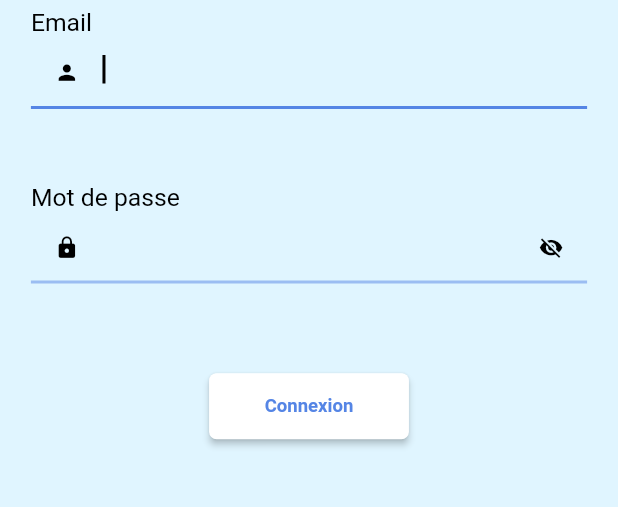
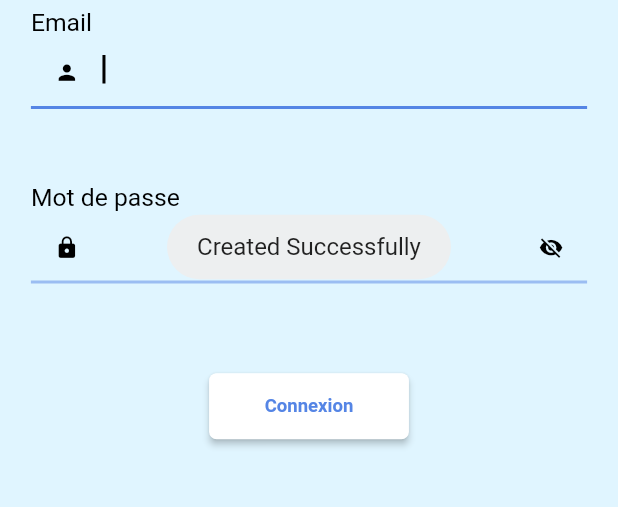
Before and after one commit to QonvexTech/obrero_web, a Flutter app: the EmployeeAdd widget shown alone on an empty page, opened directly, scrolled down 161 dp, after a tap on "Créer", on a phone screen of 412 x 824 dp, the part 371-878 px from its top. Run offline on Flutter 3.47's test engine with Material 2 defaults, Android fonts, the phone set to English and light mode, and no system bars; our stand-ins replace cloud_firestore, date_picker_timeline, dotted_border, email_validator, file_picker, firebase_core and 11 more; missing offline and left inert: adaptive_container, address_search_field, flutter_google_places, geocode, google_maps_webservice, jumping_dot and 1 more; accounts and stored records are empty; network calls fail; Roboto replaces fonts that are missing (Poppins).

Commit message:
promped added when creating employee, project, client

```diff
--- a/lib/config/global.dart
+++ b/lib/config/global.dart
@@ -16,7 +16,6 @@ const String add_token = "$api/add_my_token";
 const String message_history = "$api/messaging/my_sentbox";
 const String add_warning = "$api/project/warning/create";
 const String update_color_name = "$api/colors/update_name";
-
 const String delete_notification = "$api/notification/delete";
 
 //PROJECT or CHANTIER
@@ -66,9 +65,7 @@ const TextStyle boldText = TextStyle(fontWeight: FontWeight.bold);
 //GLOBAL
 String? authToken;
 Admin? profileData;
-
 List<ColorModels> colorsSettings = [];
-
 List historyMessages = [];
 
 Map<String, String> defaultImageTag = {
--- a/lib/view/dashboard/employee/employee_add.dart
+++ b/lib/view/dashboard/employee/employee_add.dart
@@ -1,4 +1,5 @@
 import 'package:flutter/material.dart';
+import 'package:fluttertoast/fluttertoast.dart';
 import 'package:provider/provider.dart';
 import 'package:uitemplate/config/global.dart';
 import 'package:uitemplate/config/pallete.dart';
@@ -316,6 +317,15 @@ class _CustomerAddState extends State<EmployeeAdd> with SettingsHelper {
                               widget.userToEdit!.contactNumber =
                                   contactNumberController.text;
                             });
+
+                            Fluttertoast.showToast(
+                                webBgColor:
+                                    "linear-gradient(to right, #5585E5, #5585E5)",
+                                msg: "Upadated Successfully",
+                                toastLength: Toast.LENGTH_SHORT,
+                                gravity: ToastGravity.CENTER,
+                                timeInSecForIosWeb: 3,
+                                fontSize: 16.0);
                             Navigator.pop(context);
                           });
                         } else {
@@ -332,6 +342,14 @@ class _CustomerAddState extends State<EmployeeAdd> with SettingsHelper {
                           employeeService
                               .createUser(newEmployee)
                               .whenComplete(() {
+                            Fluttertoast.showToast(
+                                webBgColor:
+                                    "linear-gradient(to right, #5585E5, #5585E5)",
+                                msg: "Created Successfully",
+                                toastLength: Toast.LENGTH_SHORT,
+                                gravity: ToastGravity.CENTER,
+                                timeInSecForIosWeb: 2,
+                                fontSize: 16.0);
                             Navigator.pop(context);
                           });
                         }
```
Also changed, not shown: lib/view/dashboard/customer/customer_add.dart (+23 -2 lines), lib/view/dashboard/project/project_add.dart (+16 -0 lines), 1 other file.
